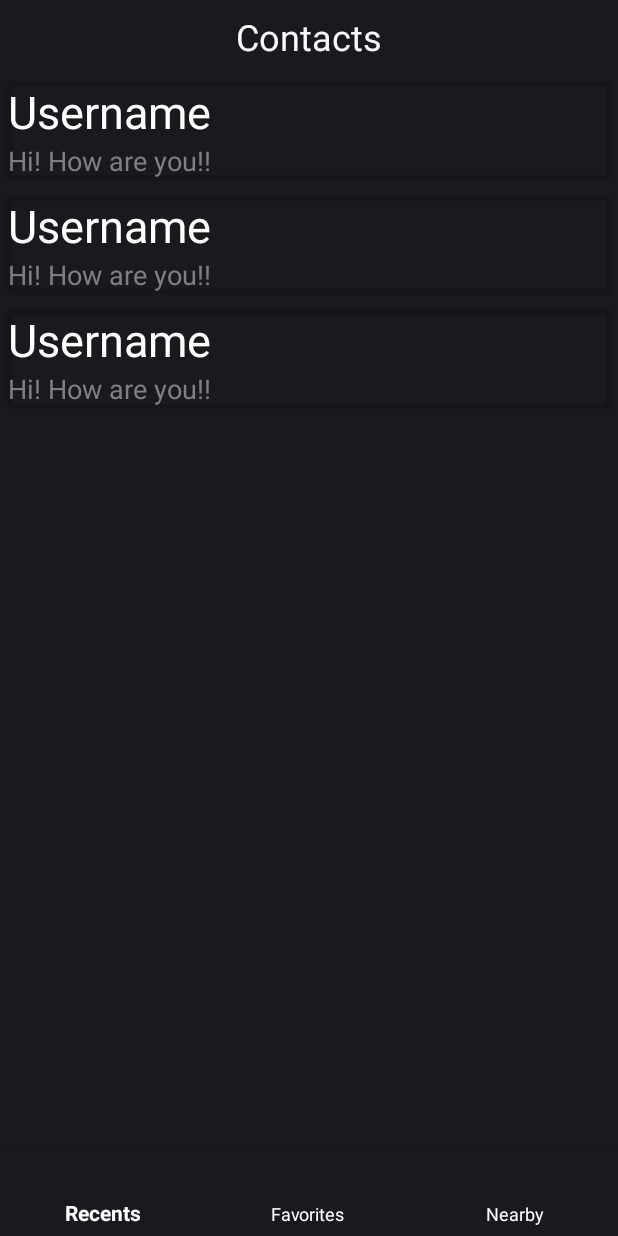
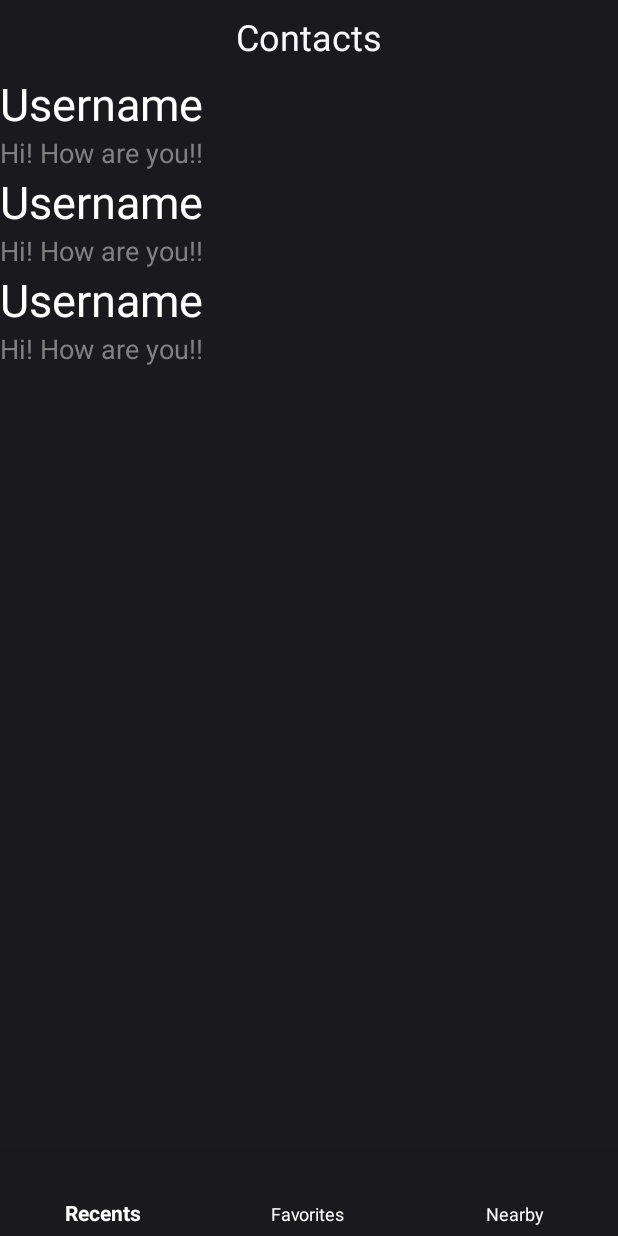
Before and after one commit to batsm/AdvancedMessagingApp, an Android app: the layout activity_contacts_page.xml on its own in the app's theme, with its tools: preview values and no code run, on a phone screen of 412 x 824 dp. Run offline under Robolectric (Android 15) with nearby library versions, the phone set to English and light mode, and no system bars.

Commit message:
fixed Unresolved reference issue and removed card view from contacts recycler

```diff
--- a/app/src/main/java/advancedmessagingapp/com/ContactsPage.kt
+++ b/app/src/main/java/advancedmessagingapp/com/ContactsPage.kt
@@ -6,14 +6,14 @@ import android.support.v4.app.FragmentActivity
 import android.support.v7.widget.LinearLayoutManager
 import android.widget.LinearLayout
 import kotlinx.android.synthetic.main.activity_contacts_page.*
-import android.R
+//import android.R
 import android.support.design.widget.BottomNavigationView
 import android.support.v7.app.ActionBar
 
 
 class ContactsPage : FragmentActivity() {
 
-    lateinit var toolbar: ActionBar
+    //lateinit var toolbar: ActionBar
 
     private var contacts = ArrayList<contactContainerData>()
 
@@ -22,7 +22,7 @@ class ContactsPage : FragmentActivity() {
         setContentView(R.layout.activity_contacts_page)
 
         //toolbar = supportActionBar!!
-        val bottomNavigation: BottomNavigationView = findViewById(R.id.navigationBarBackground)
+        //val bottomNavigation: BottomNavigationView = findViewById(R.id.navigationBarBackground)
 
         val adapter = contactsAdapter(contacts)
 
--- a/app/src/main/res/layout/contact_container.xml
+++ b/app/src/main/res/layout/contact_container.xml
@@ -4,13 +4,6 @@
               android:layout_height="wrap_content" android:background="@android:color/transparent"
               android:foregroundTint="@android:color/transparent">
 
-    <android.support.v7.widget.CardView
-            android:layout_margin="5dp"
-            android:layout_width="match_parent"
-            android:layout_height="wrap_content" android:id="@+id/card_view"
-            app:cardBackgroundColor="@android:color/transparent"
-            android:outlineAmbientShadowColor="@android:color/transparent" android:layout_marginRight="0dp"
-    >
     <LinearLayout
             android:layout_width="match_parent"
             android:layout_height="wrap_content"
@@ -30,5 +23,5 @@
                 android:textSize="18sp" android:textColor="@color/colorDarkerText"
                 android:textAlignment="textStart"/>
     </LinearLayout>
-    </android.support.v7.widget.CardView>
+
 </LinearLayout>
```
Lines whose indentation alone changed are shown as unchanged.
